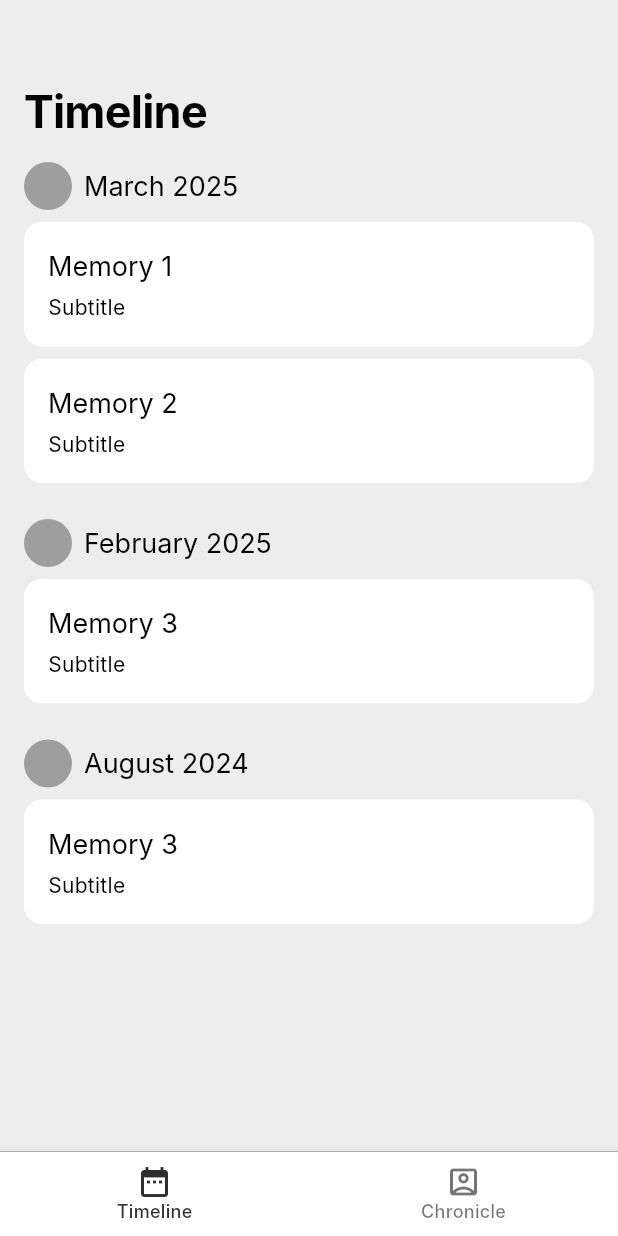
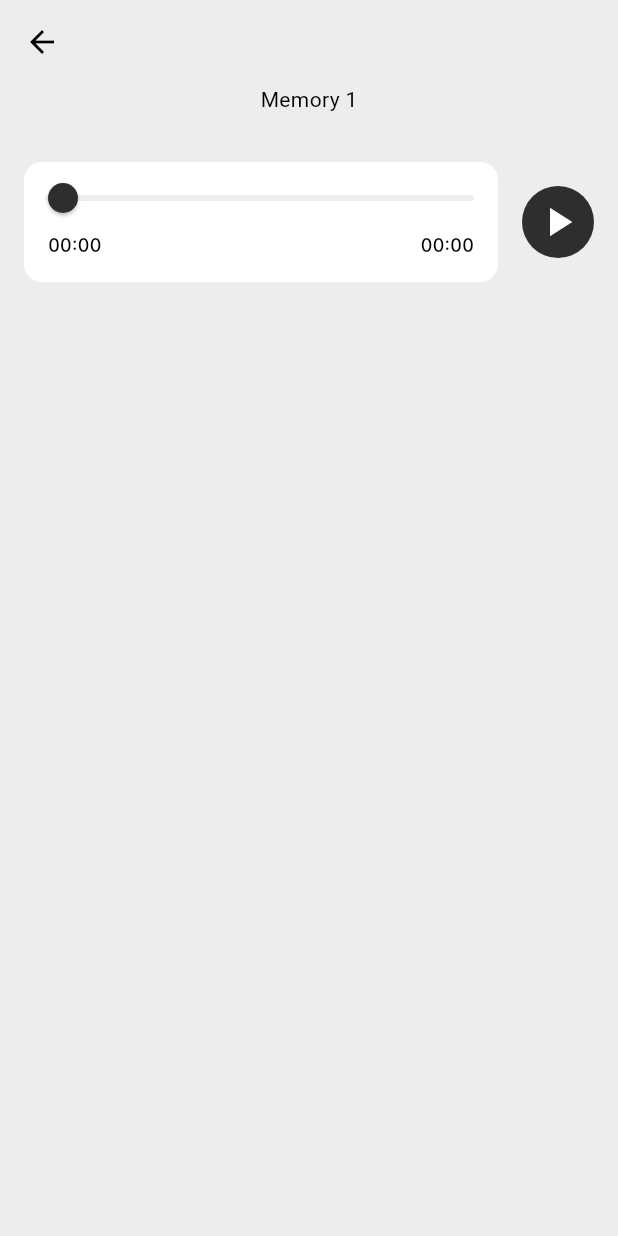
Before and after one commit to LukPle/story_cube_app, a Flutter app: the screen it shows after launch, after a tap on "Memory 1", on a phone screen of 412 x 824 dp. Run offline on Flutter 3.47's test engine with Material 3 defaults, Android fonts, the light colour scheme and no system bars; our stand-ins replace just_audio; Roboto replaces fonts that are missing (Inter).

Commit message:
Added memory details page and basic audio player

```diff
--- a/lib/constants/routes.dart
+++ b/lib/constants/routes.dart
@@ -1,7 +1,10 @@
 import 'package:flutter/material.dart';
+import 'package:story_cube_app/models/memory_model.dart';
 import 'package:story_cube_app/tab_selector.dart';
+import 'package:story_cube_app/ui/pages/memory_details_page.dart';
 
 const String tabSelector = 'tab_selector';
+const String memoryDetails = 'memory_details';
 
 Route<dynamic> generateRoute(RouteSettings destination) {
   switch (destination.name) {
@@ -10,6 +13,12 @@ Route<dynamic> generateRoute(RouteSettings destination) {
         settings: destination,
         builder: (context) => TabSelector(),
       );
+    case memoryDetails:
+      final memory = destination.arguments as MemoryModel;
+      return MaterialPageRoute(
+        settings: destination,
+        builder: (context) => MemoryDetailsPage(memory: memory),
+      );
     default:
       throw ('Route ${destination.name} does not exist');
   }
--- /dev/null
+++ b/lib/ui/pages/memory_details_page.dart
@@ -0,0 +1,31 @@
+import 'package:flutter/material.dart';
+import 'package:story_cube_app/models/memory_model.dart';
+import 'package:story_cube_app/ui/widgets/audio_player_section.dart';
+
+import '../../constants/sizes.dart';
+
+class MemoryDetailsPage extends StatelessWidget {
+  const MemoryDetailsPage({
+    super.key,
+    required this.memory,
+  });
+
+  final MemoryModel memory;
+
+  @override
+  Widget build(BuildContext context) {
+    return Scaffold(
+      appBar: AppBar(),
+      body: Padding(
+        padding: const EdgeInsets.symmetric(horizontal: AppSizes.size_16),
+        child: Column(
+          children: [
+            Text(memory.title),
+            const SizedBox(height: AppSizes.size_32),
+            const AudioPlayerSection(audioUrl: 'lib/assets/sound_example.mp3'),
+          ],
+        ),
+      ),
+    );
+  }
+}
--- a/lib/ui/pages/pages.dart
+++ b/lib/ui/pages/pages.dart
@@ -1,2 +1,3 @@
 export 'timeline_page.dart';
 export 'chronicle_page.dart';
+export 'memory_details_page.dart';
--- a/lib/ui/pages/timeline_page.dart
+++ b/lib/ui/pages/timeline_page.dart
@@ -3,6 +3,7 @@ import 'package:intl/intl.dart';
 import 'package:story_cube_app/models/memory_model.dart';
 import 'package:story_cube_app/ui/widgets/memory_card.dart';
 
+import '../../constants/colors.dart';
 import '../../constants/sizes.dart';
 import '../../constants/text_styles.dart';
 
@@ -15,8 +16,13 @@ class TimelinePage extends StatelessWidget {
       MemoryModel(dateTime: DateTime.now(), title: "Memory 1", subtitle: "Subtitle"),
       MemoryModel(dateTime: DateTime.now().subtract(const Duration(days: 3)), title: "Memory 2", subtitle: "Subtitle"),
       MemoryModel(dateTime: DateTime.now().subtract(const Duration(days: 28)), title: "Memory 3", subtitle: "Subtitle"),
+      MemoryModel(dateTime: DateTime.now().subtract(const Duration(days: 35)), title: "Memory 4", subtitle: "Subtitle"),
       MemoryModel(
-          dateTime: DateTime.now().subtract(const Duration(days: 189)), title: "Memory 3", subtitle: "Subtitle"),
+          dateTime: DateTime.now().subtract(const Duration(days: 189)), title: "Memory 5", subtitle: "Subtitle"),
+      MemoryModel(
+          dateTime: DateTime.now().subtract(const Duration(days: 193)), title: "Memory 6", subtitle: "Subtitle"),
+      MemoryModel(
+          dateTime: DateTime.now().subtract(const Duration(days: 267)), title: "Memory 7", subtitle: "Subtitle"),
     ];
 
     memories.sort((a, b) => b.dateTime.compareTo(a.dateTime));
@@ -51,9 +57,11 @@ class TimelinePage extends StatelessWidget {
                             Container(
                               width: AppSizes.size_32,
                               height: AppSizes.size_32,
-                              decoration: const BoxDecoration(
+                              decoration: BoxDecoration(
                                 shape: BoxShape.circle,
-                                color: Colors.grey,
+                                color: Theme.of(context).brightness == Brightness.light
+                                    ? AppColors.secondaryColorLight
+                                    : AppColors.secondaryColorDark,
                               ),
                             ),
                             const SizedBox(width: AppSizes.size_8),
@@ -77,6 +85,7 @@ class TimelinePage extends StatelessWidget {
                     );
                   }).toList(),
                 ),
+                const SizedBox(height: AppSizes.size_64),
               ],
             ),
           ),
--- /dev/null
+++ b/lib/ui/widgets/audio_player_section.dart
@@ -0,0 +1,139 @@
+import 'package:flutter/material.dart';
+import 'package:just_audio/just_audio.dart';
+import 'package:story_cube_app/constants/icon_sizes.dart';
+import 'package:story_cube_app/constants/radius_sizes.dart';
+import 'package:story_cube_app/constants/text_styles.dart';
+import 'package:story_cube_app/ui/widgets/slider_wrapper.dart';
+
+import '../../constants/colors.dart';
+import '../../constants/sizes.dart';
+
+class AudioPlayerSection extends StatefulWidget {
+  const AudioPlayerSection({
+    super.key,
+    required this.audioUrl,
+  });
+
+  final String audioUrl;
+
+  @override
+  State<AudioPlayerSection> createState() => AudioPlayerSectionState();
+}
+
+class AudioPlayerSectionState extends State<AudioPlayerSection> {
+  final _audioPlayer = AudioPlayer();
+  final ValueNotifier<bool> _isPlaying = ValueNotifier<bool>(false);
+  final ValueNotifier<Duration> _audioPlayerPosition = ValueNotifier<Duration>(Duration.zero);
+  final ValueNotifier<Duration> _audioPlayerDuration = ValueNotifier<Duration>(Duration.zero);
+
+  @override
+  void initState() {
+    super.initState();
+    _audioPlayer.setAsset(widget.audioUrl);
+    _audioPlayer.positionStream.listen((position) => _audioPlayerPosition.value = position);
+    _audioPlayer.durationStream.listen((duration) => _audioPlayerDuration.value = duration!);
+    _audioPlayer.playerStateStream.listen((state) {
+      if (state.processingState == ProcessingState.completed) {
+        _audioPlayerPosition.value = Duration.zero;
+        _audioPlayer.pause();
+        _audioPlayer.seek(_audioPlayerPosition.value);
+        _isPlaying.value = false;
+      }
+    });
+  }
+
+  @override
+  void dispose() {
+    _audioPlayer.dispose();
+    _audioPlayerPosition.dispose();
+    super.dispose();
+  }
+
+  String _formatDuration(Duration duration) {
+    final minutes = duration.inMinutes.remainder(60);
+    final seconds = duration.inSeconds.remainder(60);
+    return '${minutes.toString().padRight(2, '0')}:${seconds.toString().padLeft(2, '0')}';
+  }
+
+  void _handlePlayPause() {
+    if (_audioPlayer.playing) {
+      _audioPlayer.pause();
+      _isPlaying.value = false;
+    } else {
+      _audioPlayer.play();
+      _isPlaying.value = true;
+    }
+  }
+
+  @override
+  Widget build(BuildContext context) {
+    return Row(
+      mainAxisAlignment: MainAxisAlignment.start,
+      children: [
+        Expanded(
+          child: Container(
+            height: AppSizes.size_8 * 10,
+            padding: const EdgeInsets.only(
+              left: AppSizes.size_16,
+              right: AppSizes.size_16,
+              bottom: AppSizes.size_16,
+            ),
+            decoration: BoxDecoration(
+              color: Theme.of(context).brightness == Brightness.light ? AppColors.lightCard : AppColors.darkCard,
+              borderRadius: BorderRadius.circular(AppRadiusSizes.medium),
+            ),
+            child: ValueListenableBuilder<Duration>(
+              valueListenable: _audioPlayerPosition,
+              builder: (context, position, child) => ValueListenableBuilder<Duration>(
+                valueListenable: _audioPlayerDuration,
+                builder: (context, duration, child) => Column(
+                  children: [
+                    SliderWrapper(
+                      slider: Slider(
+                        value: position.inSeconds.toDouble(),
+                        max: duration.inSeconds.toDouble(),
+                        inactiveColor: Theme.of(context).brightness == Brightness.light
+                            ? AppColors.lightBackground
+                            : AppColors.darkBackground,
+                        onChanged: (value) => _audioPlayer.seek(Duration(seconds: value.toInt())),
+                      ),
+                    ),
+                    Row(
+                      mainAxisAlignment: MainAxisAlignment.spaceBetween,
+                      children: [
+                        Text(_formatDuration(position), style: AppTextStyles.caption),
+                        Text(_formatDuration(duration), style: AppTextStyles.caption),
+                      ],
+                    ),
+                  ],
+                ),
+              ),
+            ),
+          ),
+        ),
+        const SizedBox(width: AppSizes.size_16),
+        ValueListenableBuilder<bool>(
+          valueListenable: _isPlaying,
+          builder: (context, isPlaying, child) => GestureDetector(
+            onTap: _handlePlayPause,
+            child: Container(
+              width: AppSizes.size_48,
+              height: AppSizes.size_48,
+              decoration: BoxDecoration(
+                shape: BoxShape.circle,
+                color: Theme.of(context).brightness == Brightness.light
+                    ? AppColors.primaryColorLight
+                    : AppColors.primaryColorDark,
+              ),
+              child: Icon(
+                isPlaying ? Icons.pause : Icons.play_arrow,
+                color: Theme.of(context).brightness == Brightness.light ? Colors.white : Colors.black,
+                size: AppIconSizes.large,
+              ),
+            ),
+          ),
+        ),
+      ],
+    );
+  }
+}
--- a/lib/ui/widgets/memory_card.dart
+++ b/lib/ui/widgets/memory_card.dart
@@ -3,6 +3,7 @@ import 'package:story_cube_app/constants/radius_sizes.dart';
 import 'package:story_cube_app/constants/sizes.dart';
 import 'package:story_cube_app/constants/text_styles.dart';
 import 'package:story_cube_app/models/memory_model.dart';
+import '../../constants/routes.dart' as routes;
 
 import '../../constants/colors.dart';
 
@@ -17,7 +18,7 @@ class MemoryCard extends StatelessWidget {
   @override
   Widget build(BuildContext context) {
     return GestureDetector(
-      onTap: () => {},
+      onTap: () => Navigator.of(context).pushNamed(routes.memoryDetails, arguments: memory),
       child: Container(
         width: double.infinity,
         padding: const EdgeInsets.all(AppSizes.size_16),
--- /dev/null
+++ b/lib/ui/widgets/slider_wrapper.dart
@@ -0,0 +1,107 @@
+import 'package:flutter/material.dart';
+
+class SliderWrapper extends StatelessWidget {
+  const SliderWrapper({
+    super.key,
+    required this.slider,
+  });
+
+  final Slider slider;
+
+  @override
+  Widget build(BuildContext context) {
+    return SliderTheme(
+      data: const SliderThemeData(
+        trackShape: CustomSliderTrackShape(),
+        thumbShape: CustomSliderThumbShape(),
+        overlayShape: CustomSliderOverlayShape(),
+      ),
+      child: slider,
+    );
+  }
+}
+
+class CustomSliderTrackShape extends RoundedRectSliderTrackShape {
+  const CustomSliderTrackShape();
+
+  @override
+  Rect getPreferredRect({
+    required RenderBox parentBox,
+    Offset offset = Offset.zero,
+    required SliderThemeData sliderTheme,
+    bool isEnabled = false,
+    bool isDiscrete = false,
+  }) {
+    final trackHeight = sliderTheme.trackHeight;
+    final trackLeft = offset.dx;
+    final trackTop = offset.dy + (parentBox.size.height - trackHeight!) / 2;
+    final trackWidth = parentBox.size.width;
+    return Rect.fromLTWH(trackLeft, trackTop, trackWidth, trackHeight);
+  }
+}
+
+class CustomSliderThumbShape extends RoundSliderThumbShape {
+  const CustomSliderThumbShape({super.enabledThumbRadius = 10.0});
+
+  @override
+  void paint(
+    PaintingContext context,
+    Offset center, {
+    required Animation<double> activationAnimation,
+    required Animation<double> enableAnimation,
+    required bool isDiscrete,
+    required TextPainter labelPainter,
+    required RenderBox parentBox,
+    required SliderThemeData sliderTheme,
+    required TextDirection textDirection,
+    required double value,
+    required double textScaleFactor,
+    required Size sizeWithOverflow,
+  }) {
+    super.paint(context, center.translate(-(value - 0.5) / 0.5 * enabledThumbRadius, 0.0),
+        activationAnimation: activationAnimation,
+        enableAnimation: enableAnimation,
+        isDiscrete: isDiscrete,
+        labelPainter: labelPainter,
+        parentBox: parentBox,
+        sliderTheme: sliderTheme,
+        textDirection: textDirection,
+        value: value,
+        textScaleFactor: textScaleFactor,
+        sizeWithOverflow: sizeWithOverflow);
+  }
+}
+
+class CustomSliderOverlayShape extends RoundSliderOverlayShape {
+  final double thumbRadius;
+
+  const CustomSliderOverlayShape({this.thumbRadius = 10.0});
+
+  @override
+  void paint(
+    PaintingContext context,
+    Offset center, {
+    required Animation<double> activationAnimation,
+    required Animation<double> enableAnimation,
+    required bool isDiscrete,
+    required TextPainter labelPainter,
+    required RenderBox parentBox,
+    required SliderThemeData sliderTheme,
+    required TextDirection textDirection,
+    required double value,
+    required double textScaleFactor,
+    required Size sizeWithOverflow,
+  }) {
+    super.paint(context, center.translate(-(value - 0.5) / 0.5 * thumbRadius, 0.0),
+        activationAnimation: activationAnimation,
+        enableAnimation: enableAnimation,
+        isDiscrete: isDiscrete,
+        labelPainter: labelPainter,
+        parentBox: parentBox,
+        sliderTheme: sliderTheme,
+        textDirection: textDirection,
+        value: value,
+        textScaleFactor: textScaleFactor,
+        sizeWithOverflow: sizeWithOverflow);
+  }
+}
--- a/pubspec.yaml
+++ b/pubspec.yaml
@@ -11,6 +11,7 @@ dependencies:
   flutter:
     sdk: flutter
   intl: ^0.20.2
+  just_audio: ^0.9.46
 
 dev_dependencies:
   flutter_test:
```
Also changed, not shown: pubspec.lock, 5 other files.
